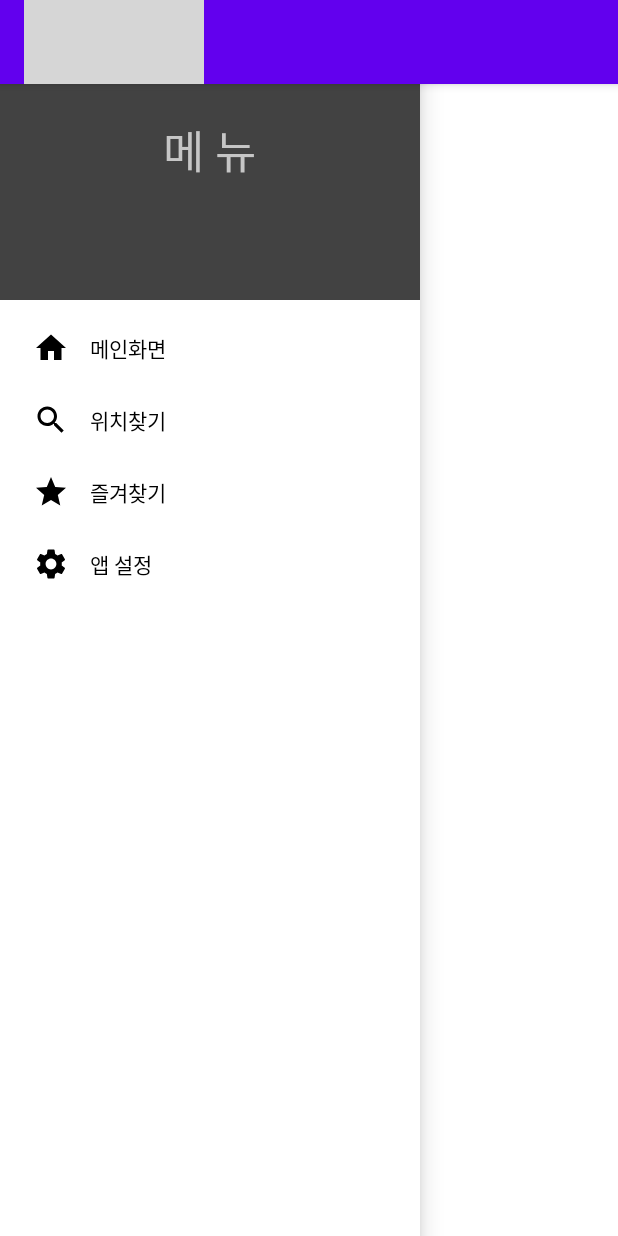
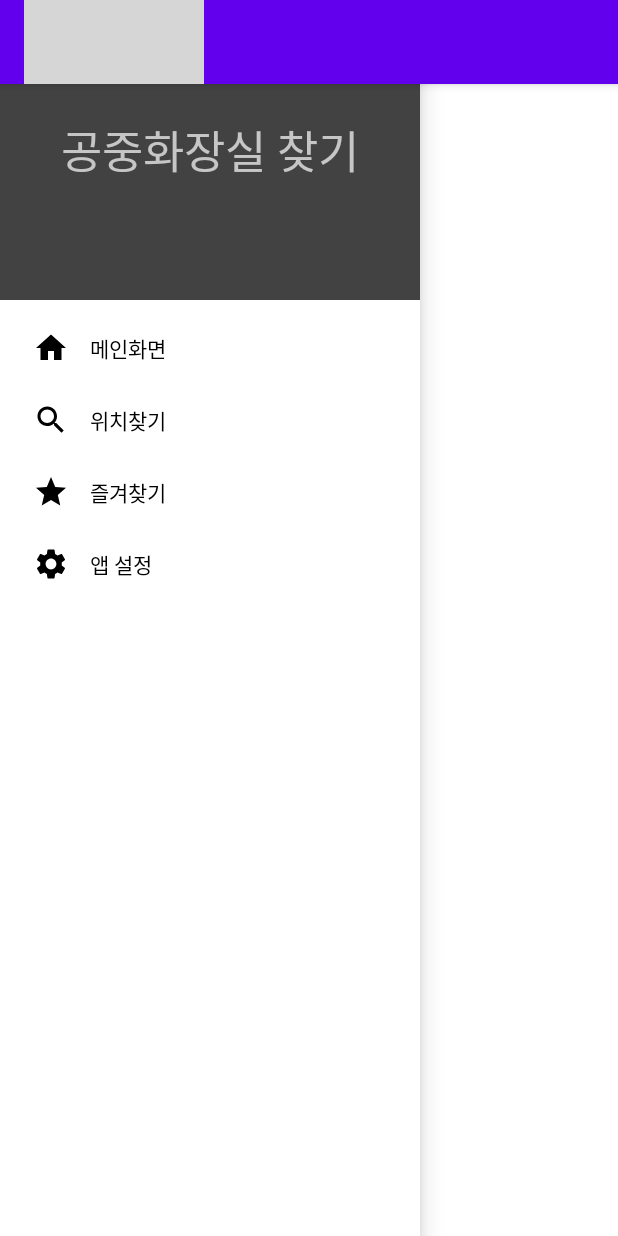
Before and after one commit to Kimbabo9/toilet-search, an Android app: the screen it shows after launch (MainActivity), with the side drawer open, on a phone screen of 412 x 824 dp. Run offline under Robolectric (Android 15) with nearby library versions, the phone set to English and light mode, and no system bars; grey boxes are pictures that could not be loaded.

```diff
--- a/app/src/main/res/layout/side_header.xml
+++ b/app/src/main/res/layout/side_header.xml
@@ -12,7 +12,7 @@
         android:id="@+id/text"
         android:layout_width="wrap_content"
         android:layout_height="wrap_content"
-        android:text="메 뉴"
+        android:text="공중화장실 찾기"
         android:textSize="30dp" />
 
 </LinearLayout>
```
